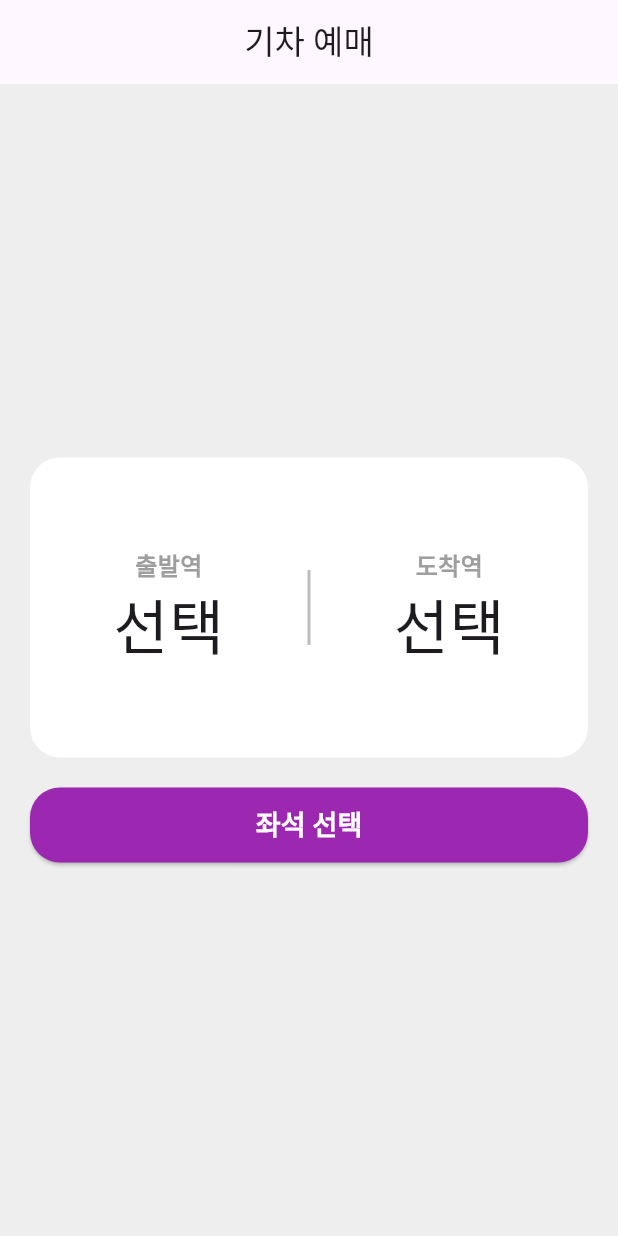
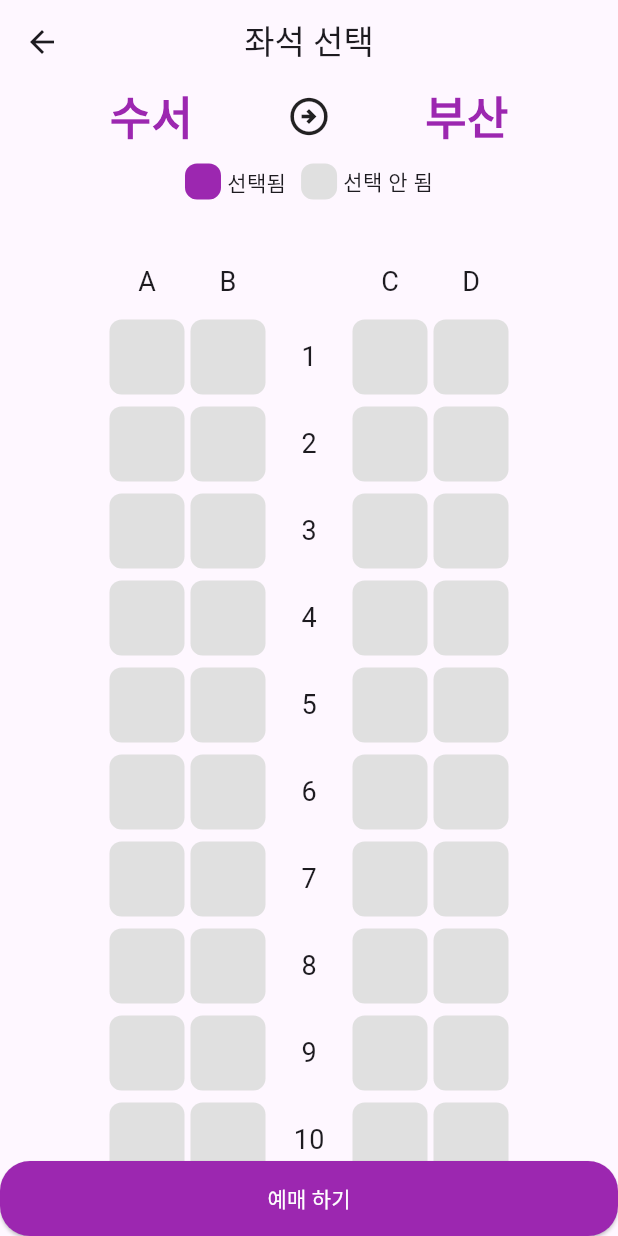
Before and after one commit to Kihwan-dev/flutter_train_app, a Flutter app: the screen it shows after launch, after a tap on "좌석 선택", on a phone screen of 412 x 824 dp. Run offline on Flutter 3.47's test engine with Material 3 defaults, Android fonts, the phone set to English and light mode, and no system bars.

Commit message:
[feat] Init SeatPage UI

```diff
--- a/analysis_options.yaml
+++ b/analysis_options.yaml
@@ -12,6 +12,7 @@ analyzer:
     use_key_in_widget_constructors: ignore
     must_be_immutable: ignore
     avoid_print: ignore
+    unnecessary_import: ignore
 include: package:flutter_lints/flutter.yaml
 
 linter:
--- a/lib/Pages/Home/home_page.dart
+++ b/lib/Pages/Home/home_page.dart
@@ -1,4 +1,5 @@
 import 'package:flutter/material.dart';
+import 'package:flutter_train_app/Pages/Seat/seat_page.dart';
 import 'package:flutter_train_app/Pages/Station/station_list_page.dart';
 import 'package:flutter_train_app/Widgets/basic_title_appbar.dart';
 
@@ -35,7 +36,9 @@ class HomePage extends StatelessWidget {
               height: 50,
               width: double.infinity,
               child: ElevatedButton(
-                onPressed: () {},
+                onPressed: () {
+                  Navigator.push(context, MaterialPageRoute(builder: (context) => SeatPage()));
+                },
                 child: Text(
                   "좌석 선택",
                   style: TextStyle(
--- a/lib/Pages/Seat/seat_page.dart
+++ b/lib/Pages/Seat/seat_page.dart
@@ -0,0 +1,166 @@
+import 'package:flutter/material.dart';
+import 'package:flutter_train_app/Widgets/basic_title_appbar.dart';
+
+class SeatPage extends StatelessWidget {
+  @override
+  Widget build(BuildContext context) {
+    return Scaffold(
+      appBar: BasicTitleAppBar(appBarTitleText: "좌석 선택", isBackOn: true),
+      bottomNavigationBar: SizedBox(
+        height: 50,
+        width: double.infinity,
+        child: ElevatedButton(
+          onPressed: () {},
+          child: Text("예매 하기"),
+        ),
+      ),
+      body: Column(
+        children: [
+          SizedBox(
+            width: 266,
+            child: Row(
+              mainAxisAlignment: MainAxisAlignment.center,
+              children: [
+                Text(
+                  "수서",
+                  style: TextStyle(
+                    color: Colors.purple,
+                    fontSize: 30,
+                    fontWeight: FontWeight.bold,
+                  ),
+                ),
+                Spacer(),
+                Icon(
+                  Icons.arrow_circle_right_outlined,
+                  size: 30,
+                ),
+                Spacer(),
+                Text(
+                  "부산",
+                  style: TextStyle(
+                    color: Colors.purple,
+                    fontSize: 30,
+                    fontWeight: FontWeight.bold,
+                  ),
+                ),
+              ],
+            ),
+          ),
+          SizedBox(height: 10),
+          Row(
+            mainAxisAlignment: MainAxisAlignment.center,
+            children: [
+              Container(
+                width: 24,
+                height: 24,
+                decoration: BoxDecoration(
+                  color: Colors.purple,
+                  borderRadius: BorderRadius.circular(8),
+                ),
+              ),
+              SizedBox(width: 4),
+              Text("선택됨"),
+              SizedBox(width: 10),
+              Container(
+                width: 24,
+                height: 24,
+                decoration: BoxDecoration(
+                  color: Colors.grey[300],
+                  borderRadius: BorderRadius.circular(8),
+                ),
+              ),
+              SizedBox(width: 4),
+              Text("선택 안 됨"),
+            ],
+          ),
+          SizedBox(height: 10),
+          Expanded(
+            child: ListView(
+              padding: EdgeInsets.symmetric(vertical: 20),
+              children: [
+                Row(
+                  mainAxisAlignment: MainAxisAlignment.center,
+                  children: [
+                    getColumnLabelBox("A"),
+                    SizedBox(width: 4),
+                    getColumnLabelBox("B"),
+                    SizedBox(width: 4),
+                    getColumnLabelBox(""),
+                    SizedBox(width: 4),
+                    getColumnLabelBox("C"),
+                    SizedBox(width: 4),
+                    getColumnLabelBox("D"),
+                  ],
+                ),
+                ...List.generate(
+                  20,
+                  (index) => getSelectBoxRow(index + 1),
+                ),
+              ],
+            ),
+          ),
+        ],
+      ),
+    );
+  }
+
+  Column getSelectBoxRow(int num) {
+    return Column(
+      children: [
+        Row(
+          mainAxisAlignment: MainAxisAlignment.center,
+          children: [
+            getSelectSeatBox(num.toString(), "A"),
+            SizedBox(width: 4),
+            getSelectSeatBox(num.toString(), "B"),
+            SizedBox(width: 4),
+            SizedBox(
+              width: 50,
+              height: 50,
+              child: Center(
+                child: Text(
+                  num.toString(),
+                  style: TextStyle(
+                    fontSize: 18,
+                  ),
+                ),
+              ),
+            ),
+            SizedBox(width: 4),
+            getSelectSeatBox(num.toString(), "C"),
+            SizedBox(width: 4),
+            getSelectSeatBox(num.toString(), "D"),
+          ],
+        ),
+        num < 20 ? SizedBox(height: 8) : SizedBox(),
+      ],
+    );
+  }
+
+  GestureDetector getSelectSeatBox(String row, String col) {
+    return GestureDetector(
+      onTap: () {
+        print("$row$col");
+      },
+      child: Container(
+        width: 50,
+        height: 50,
+        decoration: BoxDecoration(color: Colors.grey[300], borderRadius: BorderRadius.circular(8)),
+      ),
+    );
+  }
+
+  SizedBox getColumnLabelBox(String label) {
+    return SizedBox.square(
+      dimension: 50,
+      child: Center(
+        child: Text(
+          label,
+          style: TextStyle(
+            fontSize: 18,
+          ),
+        ),
+      ),
+    );
+  }
+}
--- a/lib/main.dart
+++ b/lib/main.dart
@@ -1,7 +1,9 @@
 import 'package:flutter/material.dart';
 import 'package:flutter_train_app/Pages/Home/home_page.dart';
+import 'package:flutter/rendering.dart';
 
 void main() {
+  // debugPaintSizeEnabled = true;
   runApp(const MyApp());
 }
 
```
